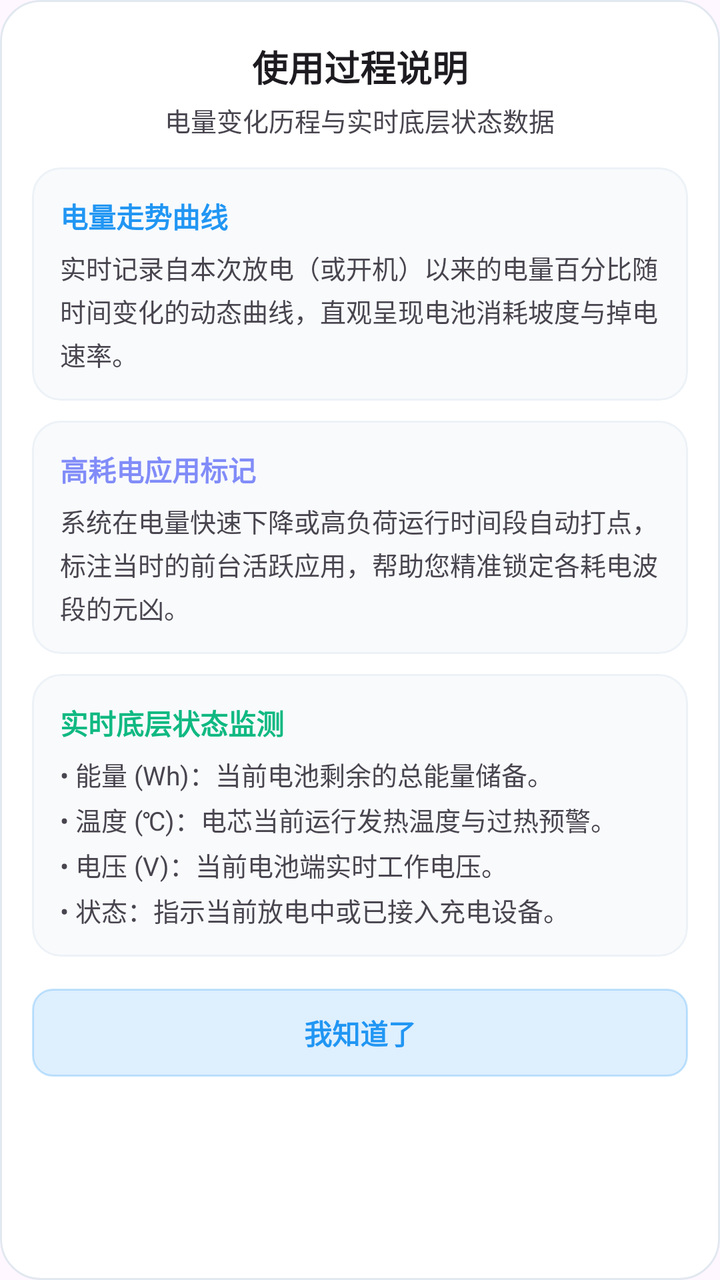
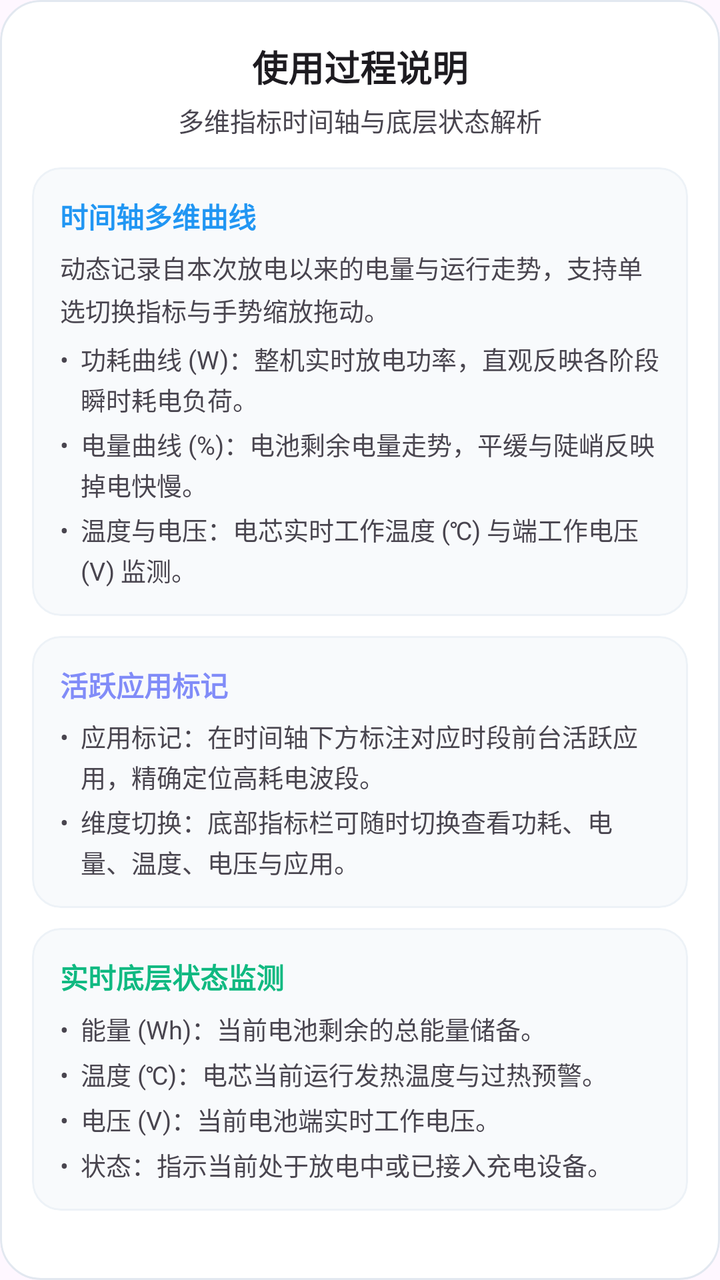

An Android layout rendered at two revisions. The XML below is the earlier revision; the diff shows what the commit changed to produce the second picture.
<!-- AndroidManifest.xml: application theme Theme.BatteryApp -->
<!-- res/layout/dialog_power_process_guide.xml -->
<?xml version="1.0" encoding="utf-8"?>
<LinearLayout xmlns:android="http://schemas.android.com/apk/res/android"
    xmlns:app="http://schemas.android.com/apk/res-auto"
    xmlns:tools="http://schemas.android.com/tools"
    android:layout_width="match_parent"
    android:layout_height="wrap_content"
    android:background="@drawable/bg_dialog_surface"
    android:clipToOutline="true"
    android:gravity="center_horizontal"
    android:orientation="vertical"
    android:paddingHorizontal="16dp"
    android:paddingVertical="20dp">

    
    <TextView
        android:layout_width="wrap_content"
        android:layout_height="wrap_content"
        android:text="@string/power_guide_process_title"
        android:textColor="?android:attr/textColorPrimary"
        android:textSize="18sp"
        android:textStyle="bold" />

    <TextView
        android:layout_width="wrap_content"
        android:layout_height="wrap_content"
        android:layout_marginTop="4dp"
        android:text="@string/power_guide_process_dialog_subtitle"
        android:textColor="?android:attr/textColorSecondary"
        android:textSize="13sp" />

    
    <androidx.core.widget.NestedScrollView
        android:layout_width="match_parent"
        android:layout_height="wrap_content"
        android:layout_marginTop="14dp"
        android:maxHeight="420dp"
        android:overScrollMode="never">

        <LinearLayout
            android:layout_width="match_parent"
            android:layout_height="wrap_content"
            android:orientation="vertical">

            
            <LinearLayout
                android:layout_width="match_parent"
                android:layout_height="wrap_content"
                android:background="@drawable/bg_dialog_card"
                android:clipToOutline="true"
                android:orientation="vertical"
                android:padding="14dp">

                <TextView
                    android:layout_width="wrap_content"
                    android:layout_height="wrap_content"
                    android:text="@string/power_guide_process_curve_title"
                    android:textColor="#2196F3"
                    android:textSize="14sp"
                    android:textStyle="bold" />

                <TextView
                    android:layout_width="match_parent"
                    android:layout_height="wrap_content"
                    android:layout_marginTop="6dp"
                    android:lineSpacingExtra="3dp"
                    android:text="@string/power_guide_process_curve_desc"
                    android:textColor="?android:attr/textColorSecondary"
                    android:textSize="13sp" />
            </LinearLayout>

            
            <LinearLayout
                android:layout_width="match_parent"
                android:layout_height="wrap_content"
                android:layout_marginTop="10dp"
                android:background="@drawable/bg_dialog_card"
                android:clipToOutline="true"
                android:orientation="vertical"
                android:padding="14dp">

                <TextView
                    android:layout_width="wrap_content"
                    android:layout_height="wrap_content"
                    android:text="@string/power_guide_process_markers_title"
                    android:textColor="#818CF8"
                    android:textSize="14sp"
                    android:textStyle="bold" />

                <TextView
                    android:layout_width="match_parent"
                    android:layout_height="wrap_content"
                    android:layout_marginTop="6dp"
                    android:lineSpacingExtra="3dp"
                    android:text="@string/power_guide_process_markers_desc"
                    android:textColor="?android:attr/textColorSecondary"
                    android:textSize="13sp" />
            </LinearLayout>

            
            <LinearLayout
                android:layout_width="match_parent"
                android:layout_height="wrap_content"
                android:layout_marginTop="10dp"
                android:background="@drawable/bg_dialog_card"
                android:clipToOutline="true"
                android:orientation="vertical"
                android:padding="14dp">

                <TextView
                    android:layout_width="wrap_content"
                    android:layout_height="wrap_content"
                    android:text="@string/power_guide_process_params_title"
                    android:textColor="#10B981"
                    android:textSize="14sp"
                    android:textStyle="bold" />

                <TextView
                    android:layout_width="match_parent"
                    android:layout_height="wrap_content"
                    android:layout_marginTop="6dp"
                    android:lineSpacingExtra="4dp"
                    android:text="@string/power_guide_process_params_desc"
                    android:textColor="?android:attr/textColorSecondary"
                    android:textSize="13sp" />
            </LinearLayout>

        </LinearLayout>
    </androidx.core.widget.NestedScrollView>

    
    <TextView
        android:id="@+id/btn_dialog_process_guide_close"
        android:layout_width="match_parent"
        android:layout_height="44dp"
        android:layout_marginTop="16dp"
        android:background="@drawable/bg_dialog_btn_primary"
        android:clickable="true"
        android:focusable="true"
        android:gravity="center"
        android:text="@string/understood"
        android:textColor="@color/nav_item_selected"
        android:textSize="14sp"
        android:textStyle="bold" />

</LinearLayout>
<!-- resources referenced by this layout -->
<resources>
  <color name="nav_item_selected">#2196F3</color>
  <!-- drawable bg_dialog_btn_primary (drawable) -->
  <?xml version="1.0" encoding="utf-8"?>
  <shape xmlns:android="http://schemas.android.com/apk/res/android"
      android:shape="rectangle">
      <corners android:radius="10dp" />
      <solid android:color="@color/nav_indicator_color" />
      <stroke
          android:width="1dp"
          android:color="#402196F3" />
  </shape>
  <!-- drawable bg_dialog_card (drawable) -->
  <?xml version="1.0" encoding="utf-8"?>
  <shape xmlns:android="http://schemas.android.com/apk/res/android"
      android:shape="rectangle">
      <corners android:radius="14dp" />
      <solid android:color="@color/dialog_card_bg" />
      <stroke
          android:width="1dp"
          android:color="@color/dialog_card_stroke" />
  </shape>
  <!-- drawable bg_dialog_surface (drawable) -->
  <?xml version="1.0" encoding="utf-8"?>
  <shape xmlns:android="http://schemas.android.com/apk/res/android"
      android:shape="rectangle">
      <corners android:radius="20dp" />
      <solid android:color="@color/dialog_surface_bg" />
      <stroke
          android:width="1dp"
          android:color="@color/dialog_surface_stroke" />
  </shape>
  <string name="power_guide_process_curve_desc">实时记录自本次放电（或开机）以来的电量百分比随时间变化的动态曲线，直观呈现电池消耗坡度与掉电速率。</string>
  <string name="power_guide_process_curve_title">电量走势曲线</string>
  <string name="power_guide_process_dialog_subtitle">电量变化历程与实时底层状态数据</string>
  <string name="power_guide_process_markers_desc">系统在电量快速下降或高负荷运行时间段自动打点，标注当时的前台活跃应用，帮助您精准锁定各耗电波段的元凶。</string>
  <string name="power_guide_process_markers_title">高耗电应用标记</string>
  <string name="power_guide_process_params_desc">• 能量 (Wh)：当前电池剩余的总能量储备。\n• 温度 (℃)：电芯当前运行发热温度与过热预警。\n• 电压 (V)：当前电池端实时工作电压。\n• 状态：指示当前放电中或已接入充电设备。</string>
  <string name="power_guide_process_params_title">实时底层状态监测</string>
  <string name="power_guide_process_title">使用过程说明</string>
  <string name="understood">我知道了</string>
  <style name="Theme.BatteryApp" parent="Theme.Material3.DayNight.NoActionBar">
          <item name="colorPrimary">@color/primary</item>
          <item name="colorPrimaryDark">@color/primary_dark</item>
          <item name="colorAccent">@color/color_accent</item>
          <item name="colorSurface">@color/surface_light</item>
          <item name="colorOnSurface">@color/text_primary_light</item>
          <item name="colorOnSurfaceVariant">@color/text_secondary_light</item>
          <item name="android:statusBarColor">@android:color/transparent</item>
          <item name="android:navigationBarColor">@android:color/transparent</item>
          <item name="android:windowDrawsSystemBarBackgrounds">true</item>
          <item name="textAllCaps">false</item>
          <item name="android:textAllCaps">false</item>
      </style>
  <color name="nav_indicator_color">#262196F3</color>
  <color name="dialog_card_bg">#F8FAFC</color>
  <color name="dialog_card_stroke">#EDF2F7</color>
  <color name="dialog_surface_bg">#FFFFFF</color>
  <color name="dialog_surface_stroke">#E2E8F0</color>
  <color name="primary">#1976D2</color>
  <color name="primary_dark">#0D47A1</color>
  <color name="color_accent">#00E676</color>
  <color name="surface_light">#F8FAFC</color>
  <color name="text_primary_light">#1E293B</color>
  <color name="text_secondary_light">#64748B</color>
</resources>

<!-- the commit's change to res/layout/dialog_power_process_guide.xml (unified diff, before → after) -->
@@ -15,7 +15,7 @@
     <TextView
         android:layout_width="wrap_content"
         android:layout_height="wrap_content"
-        android:text="@string/power_guide_process_title"
+        android:text="@string/power_guide_process_dialog_title"
         android:textColor="?android:attr/textColorPrimary"
         android:textSize="18sp"
         android:textStyle="bold" />
@@ -63,9 +63,84 @@
                     android:layout_height="wrap_content"
                     android:layout_marginTop="6dp"
                     android:lineSpacingExtra="3dp"
-                    android:text="@string/power_guide_process_curve_desc"
+                    android:text="@string/power_guide_process_curve_summary"
                     android:textColor="?android:attr/textColorSecondary"
-                    android:textSize="13sp" />
+                    android:textSize="12.5sp" />
+
+                
+                <LinearLayout
+                    android:layout_width="match_parent"
+                    android:layout_height="wrap_content"
+                    android:layout_marginTop="6dp"
+                    android:orientation="horizontal">
+
+                    <TextView
+                        android:layout_width="wrap_content"
+                        android:layout_height="wrap_content"
+                        android:layout_marginEnd="6dp"
+                        android:text="•"
+                        android:textColor="?android:attr/textColorSecondary"
+                        android:textSize="12.5sp" />
+
+                    <TextView
+                        android:layout_width="0dp"
+                        android:layout_height="wrap_content"
+                        android:layout_weight="1"
+                        android:lineSpacingExtra="2dp"
+                        android:text="@string/power_guide_curve_metric_power"
+                        android:textColor="?android:attr/textColorSecondary"
+                        android:textSize="12.5sp" />
+                </LinearLayout>
+
+                
+                <LinearLayout
+                    android:layout_width="match_parent"
+                    android:layout_height="wrap_content"
+                    android:layout_marginTop="4dp"
+                    android:orientation="horizontal">
+
+                    <TextView
+                        android:layout_width="wrap_content"
+                        android:layout_height="wrap_content"
+                        android:layout_marginEnd="6dp"
+                        android:text="•"
+                        android:textColor="?android:attr/textColorSecondary"
+                        android:textSize="12.5sp" />
+
+                    <TextView
+                        android:layout_width="0dp"
+                        android:layout_height="wrap_content"
+                        android:layout_weight="1"
+                        android:lineSpacingExtra="2dp"
+                        android:text="@string/power_guide_curve_metric_level"
+                        android:textColor="?android:attr/textColorSecondary"
+                        android:textSize="12.5sp" />
+                </LinearLayout>
+
+                
+                <LinearLayout
+                    android:layout_width="match_parent"
+                    android:layout_height="wrap_content"
+                    android:layout_marginTop="4dp"
+                    android:orientation="horizontal">
+
+                    <TextView
+                        android:layout_width="wrap_content"
+                        android:layout_height="wrap_content"
+                        android:layout_marginEnd="6dp"
+                        android:text="•"
+                        android:textColor="?android:attr/textColorSecondary"
+                        android:textSize="12.5sp" />
+
+                    <TextView
+                        android:layout_width="0dp"
+                        android:layout_height="wrap_content"
+                        android:layout_weight="1"
+                        android:lineSpacingExtra="2dp"
+                        android:text="@string/power_guide_curve_metric_temp_volt"
+                        android:textColor="?android:attr/textColorSecondary"
+                        android:textSize="12.5sp" />
+                </LinearLayout>
             </LinearLayout>
 
             
@@ -86,14 +161,55 @@
                     android:textSize="14sp"
                     android:textStyle="bold" />
 
-                <TextView
+                
+                <LinearLayout
                     android:layout_width="match_parent"
                     android:layout_height="wrap_content"
                     android:layout_marginTop="6dp"
-                    android:lineSpacingExtra="3dp"
-                    android:text="@string/power_guide_process_markers_desc"
-                    android:textColor="?android:attr/textColorSecondary"
-                    android:textSize="13sp" />
+                    android:orientation="horizontal">
+
+                    <TextView
+                        android:layout_width="wrap_content"
+                        android:layout_height="wrap_content"
+                        android:layout_marginEnd="6dp"
+                        android:text="•"
+                        android:textColor="?android:attr/textColorSecondary"
+                        android:textSize="12.5sp" />
+
+                    <TextView
+                        android:layout_width="0dp"
+                        android:layout_height="wrap_content"
+                        android:layout_weight="1"
+                        android:lineSpacingExtra="2dp"
+                        android:text="@string/power_guide_markers_desc1"
+                        android:textColor="?android:attr/textColorSecondary"
+                        android:textSize="12.5sp" />
+                </LinearLayout>
+
+                
+                <LinearLayout
+                    android:layout_width="match_parent"
+                    android:layout_height="wrap_content"
+                    android:layout_marginTop="4dp"
+                    android:orientation="horizontal">
+
+                    <TextView
+                        android:layout_width="wrap_content"
+                        android:layout_height="wrap_content"
+                        android:layout_marginEnd="6dp"
+                        android:text="•"
+                        android:textColor="?android:attr/textColorSecondary"
+                        android:textSize="12.5sp" />
+
+                    <TextView
+                        android:layout_width="0dp"
+                        android:layout_height="wrap_content"
+                        android:layout_weight="1"
+                        android:lineSpacingExtra="2dp"
+                        android:text="@string/power_guide_markers_desc2"
+                        android:textColor="?android:attr/textColorSecondary"
+                        android:textSize="12.5sp" />
+                </LinearLayout>
             </LinearLayout>
 
             
@@ -114,14 +230,105 @@
                     android:textSize="14sp"
                     android:textStyle="bold" />
 
-                <TextView
+                
+                <LinearLayout
                     android:layout_width="match_parent"
                     android:layout_height="wrap_content"
                     android:layout_marginTop="6dp"
-                    android:lineSpacingExtra="4dp"
-                    android:text="@string/power_guide_process_params_desc"
-                    android:textColor="?android:attr/textColorSecondary"
-                    android:textSize="13sp" />
+                    android:orientation="horizontal">
+
+                    <TextView
+                        android:layout_width="wrap_content"
+                        android:layout_height="wrap_content"
+                        android:layout_marginEnd="6dp"
+                        android:text="•"
+                        android:textColor="?android:attr/textColorSecondary"
+                        android:textSize="12.5sp" />
+
+                    <TextView
+                        android:layout_width="0dp"
+                        android:layout_height="wrap_content"
+                        android:layout_weight="1"
+                        android:lineSpacingExtra="2dp"
+                        android:text="@string/power_guide_process_param_energy"
+                        android:textColor="?android:attr/textColorSecondary"
+                        android:textSize="12.5sp" />
+                </LinearLayout>
+
+                
+                <LinearLayout
+                    android:layout_width="match_parent"
+                    android:layout_height="wrap_content"
+                    android:layout_marginTop="4dp"
+                    android:orientation="horizontal">
+
+                    <TextView
+                        android:layout_width="wrap_content"
+                        android:layout_height="wrap_content"
+                        android:layout_marginEnd="6dp"
+                        android:text="•"
+                        android:textColor="?android:attr/textColorSecondary"
+                        android:textSize="12.5sp" />
+
+                    <TextView
+                        android:layout_width="0dp"
+                        android:layout_height="wrap_content"
+                        android:layout_weight="1"
+                        android:lineSpacingExtra="2dp"
+                        android:text="@string/power_guide_process_param_temp"
+                        android:textColor="?android:attr/textColorSecondary"
+                        android:textSize="12.5sp" />
+                </LinearLayout>
+
+                
+                <LinearLayout
+                    android:layout_width="match_parent"
+                    android:layout_height="wrap_content"
+                    android:layout_marginTop="4dp"
+                    android:orientation="horizontal">
+
+                    <TextView
+                        android:layout_width="wrap_content"
+                        android:layout_height="wrap_content"
+                        android:layout_marginEnd="6dp"
+                        android:text="•"
+                        android:textColor="?android:attr/textColorSecondary"
+                        android:textSize="12.5sp" />
+
+                    <TextView
+                        android:layout_width="0dp"
+                        android:layout_height="wrap_content"
+                        android:layout_weight="1"
+                        android:lineSpacingExtra="2dp"
+                        android:text="@string/power_guide_process_param_volt"
+                        android:textColor="?android:attr/textColorSecondary"
+                        android:textSize="12.5sp" />
+                </LinearLayout>
+
+                
+                <LinearLayout
+                    android:layout_width="match_parent"
+                    android:layout_height="wrap_content"
+                    android:layout_marginTop="4dp"
+                    android:orientation="horizontal">
+
+                    <TextView
+                        android:layout_width="wrap_content"
+                        android:layout_height="wrap_content"
+                        android:layout_marginEnd="6dp"
+                        android:text="•"
+                        android:textColor="?android:attr/textColorSecondary"
+                        android:textSize="12.5sp" />
+
+                    <TextView
+                        android:layout_width="0dp"
+                        android:layout_height="wrap_content"
+                        android:layout_weight="1"
+                        android:lineSpacingExtra="2dp"
+                        android:text="@string/power_guide_process_param_status"
+                        android:textColor="?android:attr/textColorSecondary"
+                        android:textSize="12.5sp" />
+                </LinearLayout>
             </LinearLayout>
 
         </LinearLayout>
<!-- resource entries referenced after the edit -->
@@ -31,14 +31,21 @@
           android:width="1dp"
           android:color="@color/dialog_surface_stroke" />
   </shape>
-  <string name="power_guide_process_curve_desc">实时记录自本次放电（或开机）以来的电量百分比随时间变化的动态曲线，直观呈现电池消耗坡度与掉电速率。</string>
-  <string name="power_guide_process_curve_title">电量走势曲线</string>
-  <string name="power_guide_process_dialog_subtitle">电量变化历程与实时底层状态数据</string>
-  <string name="power_guide_process_markers_desc">系统在电量快速下降或高负荷运行时间段自动打点，标注当时的前台活跃应用，帮助您精准锁定各耗电波段的元凶。</string>
-  <string name="power_guide_process_markers_title">高耗电应用标记</string>
-  <string name="power_guide_process_params_desc">• 能量 (Wh)：当前电池剩余的总能量储备。\n• 温度 (℃)：电芯当前运行发热温度与过热预警。\n• 电压 (V)：当前电池端实时工作电压。\n• 状态：指示当前放电中或已接入充电设备。</string>
+  <string name="power_guide_curve_metric_level">电量曲线 (%)：电池剩余电量走势，平缓与陡峭反映掉电快慢。</string>
+  <string name="power_guide_curve_metric_power">功耗曲线 (W)：整机实时放电功率，直观反映各阶段瞬时耗电负荷。</string>
+  <string name="power_guide_curve_metric_temp_volt">温度与电压：电芯实时工作温度 (℃) 与端工作电压 (V) 监测。</string>
+  <string name="power_guide_markers_desc1">应用标记：在时间轴下方标注对应时段前台活跃应用，精确定位高耗电波段。</string>
+  <string name="power_guide_markers_desc2">维度切换：底部指标栏可随时切换查看功耗、电量、温度、电压与应用。</string>
+  <string name="power_guide_process_curve_summary">动态记录自本次放电以来的电量与运行走势，支持单选切换指标与手势缩放拖动。</string>
+  <string name="power_guide_process_curve_title">时间轴多维曲线</string>
+  <string name="power_guide_process_dialog_subtitle">多维指标时间轴与底层状态解析</string>
+  <string name="power_guide_process_dialog_title">使用过程说明</string>
+  <string name="power_guide_process_markers_title">活跃应用标记</string>
+  <string name="power_guide_process_param_energy">能量 (Wh)：当前电池剩余的总能量储备。</string>
+  <string name="power_guide_process_param_status">状态：指示当前处于放电中或已接入充电设备。</string>
+  <string name="power_guide_process_param_temp">温度 (℃)：电芯当前运行发热温度与过热预警。</string>
+  <string name="power_guide_process_param_volt">电压 (V)：当前电池端实时工作电压。</string>
   <string name="power_guide_process_params_title">实时底层状态监测</string>
-  <string name="power_guide_process_title">使用过程说明</string>
   <string name="understood">我知道了</string>
   <style name="Theme.BatteryApp" parent="Theme.Material3.DayNight.NoActionBar">
           <item name="colorPrimary">@color/primary</item>
